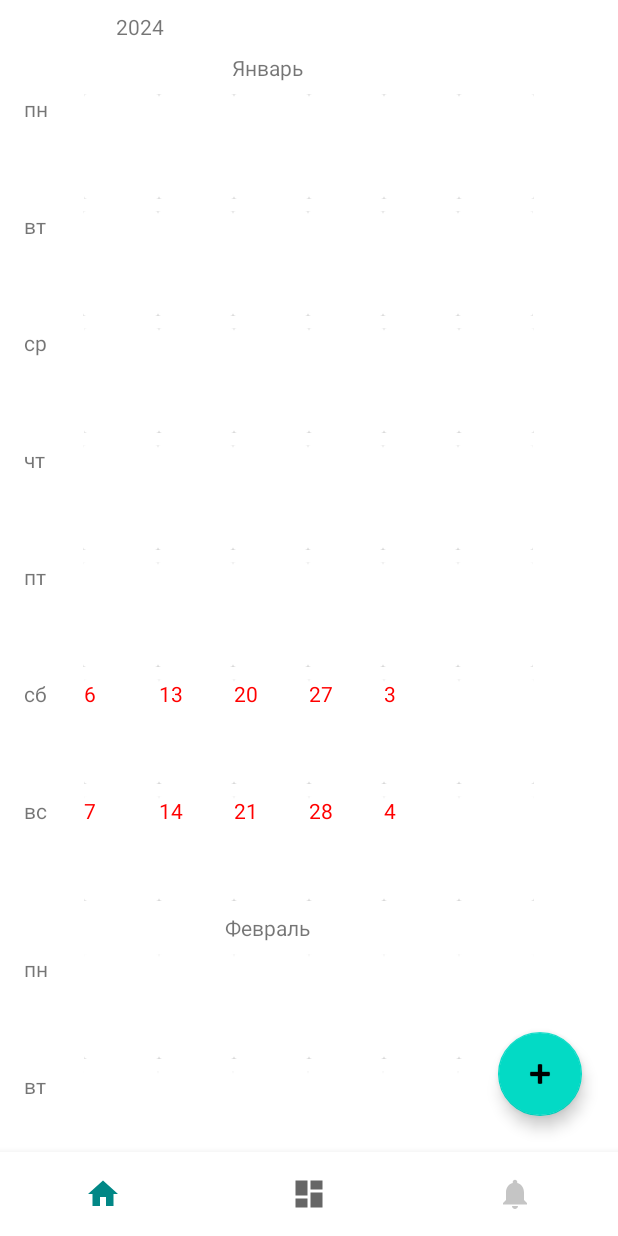
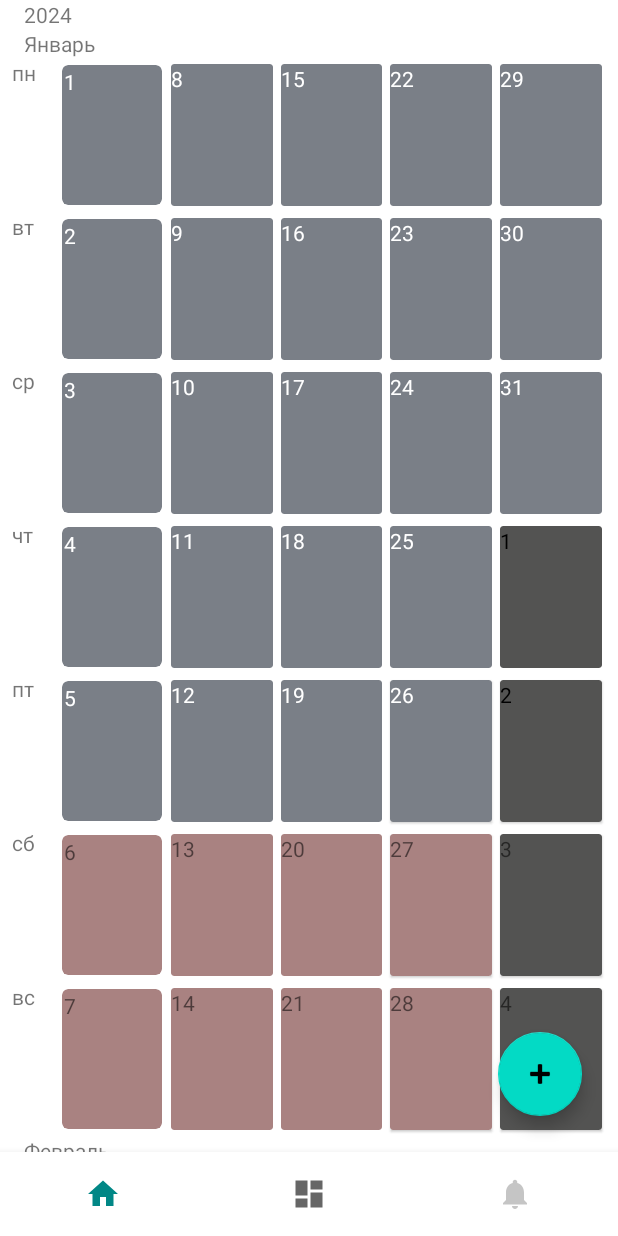
Before and after one commit to AndreyK1105/notePad-android, an Android app: the screen it shows after launch (MainActivity), on a phone screen of 412 x 824 dp. Run offline under Robolectric (Android 15) with nearby library versions, the phone set to English and light mode, and no system bars; our stand-ins replace Room's generated code, navigation-ui.

Commit message:
calendar cardView

```diff
--- a/app/src/main/java/com/example/mynotepad/ui/home/HomeFragment.kt
+++ b/app/src/main/java/com/example/mynotepad/ui/home/HomeFragment.kt
@@ -2,15 +2,17 @@ package com.example.mynotepad.ui.home
 
 import android.content.Context
 import android.graphics.Color
+import android.graphics.Point
 import android.os.Bundle
+import android.util.DisplayMetrics
 import android.util.Log
 import android.view.LayoutInflater
 import android.view.View
 import android.view.ViewGroup
-import android.widget.TableLayout
-import android.widget.TableRow
 import android.widget.TextView
 import androidx.cardview.widget.CardView
+import androidx.constraintlayout.widget.ConstraintLayout
+import androidx.core.content.ContextCompat
 import androidx.fragment.app.Fragment
 import androidx.lifecycle.Observer
 import androidx.navigation.NavController
@@ -24,12 +26,13 @@ import com.example.mynotepad.ui.dashboard.ItemRowCalendar
 import com.google.android.material.floatingactionbutton.FloatingActionButton
 import kotlinx.coroutines.CoroutineScope
 import kotlinx.coroutines.Job
-import kotlinx.coroutines.coroutineScope
+
 import kotlinx.coroutines.launch
 import org.koin.androidx.viewmodel.ext.android.viewModel
 import java.text.SimpleDateFormat
 import java.util.Calendar
 import java.util.Date
+
 
 class HomeFragment : Fragment(), CustomAdapter.RecyclerItemListener {
 
@@ -45,13 +48,30 @@ private val homeViewModel by viewModel<HomeViewModel>()
 
     override fun onCreate(savedInstanceState: Bundle?) {
         super.onCreate(savedInstanceState)
-        homeViewModel.loadCalendars(2024, 2024)
+        homeViewModel.loadCalendars(2024, 2025)
     }
     override  fun onCreateView(
         inflater: LayoutInflater,
         container: ViewGroup?,
         savedInstanceState: Bundle?
     ): View {
+
+
+        val displayMetrics= context?.resources?.displayMetrics
+        val size=Point()
+       val widthBox=size.x/7
+        var heightBox:Int?
+        if (displayMetrics!=null){
+         heightBox= displayMetrics.heightPixels/8}else{
+             heightBox=null
+        }
+        val colorRed=resources.getColor(R.color.red,  null) ///////////////////////////////
+        val color=Color.RED
+
+
+//        Log.v("homeFragm", "colorRed=$colorRed")
+//        Log.v("homeFragm", "color=$color")
+        Log.v("homeFragm", "heightBox=$heightBox")
 //        val homeViewModel =
 //            ViewModelProvider(this).get(HomeViewModel::class.java)
 
@@ -99,7 +119,12 @@ rightNow.set(2023,5,1)
         val monthsNameRu = listOf("Январь", "Февраль", "Март", "Апрель", "Май" ,"Июнь", "Июль", "Август", "Сентябрь","Октябрь","Ноябрь", "Декабрь" )
 
         homeViewModel.rowsCalendarLiveData.observe(viewLifecycleOwner, Observer<List<ItemRowCalendar>> {rowsCalendar=it
-            val customAdapter=CustomAdapter(rowsCalendar, monthsNameRu, homeViewModel, this)
+
+            val customAdapter= context?.let { it1 ->
+                CustomAdapter(rowsCalendar, monthsNameRu, homeViewModel, this, heightBox,
+                    it1
+                )
+            }
             recyclerView.adapter=customAdapter
         })
 
@@ -125,12 +150,36 @@ rightNow.set(2023,5,1)
 }
 class CustomAdapter(
     private val dataSet:List <ItemRowCalendar>,
-    private val monthsNameRu:List<String> ,
+    private val monthsNameRu:List<String>,
     private val homeViewModel: HomeViewModel,
-    private val listener: RecyclerItemListener
+    private val listener: RecyclerItemListener,
+    private val heightBox:Int?,
+    private val context: Context,
+
+
 
     ):
         RecyclerView.Adapter<CustomAdapter.ViewHolder >(){
+    private  val colorBackgr:Int
+    private  val colorBackgrWeekend:Int
+    private  val colorBackgrWeekendIsNotCurrent:Int
+    private  val colorBackgrIsNotCurrent:Int
+    private  val colorTextWeekendIsNotCurent:Int
+    private  val colorTextWeekend:Int
+    private  val colorTextIsCurrent:Int
+    private  val colorTextIsNotCurrent:Int
+            init {
+                colorBackgr=ContextCompat.getColor(context, R.color.gray )
+                colorBackgrIsNotCurrent=ContextCompat.getColor(context, R.color.black50 )
+                colorBackgrWeekend=ContextCompat.getColor(context, R.color.red)
+               // colorBackgrWeekend=ContextCompat.getColor(context, R.color.red)
+                colorBackgrWeekendIsNotCurrent=ContextCompat.getColor(context, R.color.black50 )
+                colorTextWeekendIsNotCurent=ContextCompat.getColor(context, R.color.red )
+                colorTextWeekend=ContextCompat.getColor(context, R.color.red )
+                colorTextIsCurrent=ContextCompat.getColor(context, R.color.white )
+                colorTextIsNotCurrent=ContextCompat.getColor(context, R.color.black )
+
+            }
 
     interface RecyclerItemListener{
         fun onItemClick(idDay: Long, describe:String  )
@@ -152,20 +201,23 @@ class CustomAdapter(
              val textViewMonth: TextView
              val textViewYear: TextView
              val textViewWeek: TextView
-             val days: TableRow
-             val cardViewDay6: CardView
-             val tableLayout: TableLayout
+             //val days: TableRow
+            // val cardViewDay6: CardView
+             val rowDays: ConstraintLayout
              val daysView: List<TextView>
              val describesDayView: List<TextView>
              val cardViewDays: List<CardView>
+             //val widthBox:Int
 
 
              init {
+//                 widthBox=view.width/7
+//                 Log.v("homeFragm", "widthBox=$widthBox")
 
                  textViewMonth = view.findViewById(R.id.month)
                  textViewYear = view.findViewById(R.id.eyar)
                  textViewWeek = view.findViewById(R.id.weekDay)
-                 days = view.findViewById(R.id.days)
+                 //days = view.findViewById(R.id.days)
                  daysView = listOf<TextView>(
                      view.findViewById(R.id.dayItemRow1),
                      view.findViewById(R.id.dayItemRow2),
@@ -174,8 +226,9 @@ class CustomAdapter(
                      view.findViewById(R.id.dayItemRow5),
                      view.findViewById(R.id.dayItemRow6)
                  )
-                 cardViewDay6 = view.findViewById(R.id.cardViewDay6)
-                 tableLayout = view.findViewById(R.id.tableLayout)
+//                 cardViewDay6 = view.findViewById(R.id.cardViewDay6)
+//                 cardViewDay6.layoutParams.width =widthBox
+                 rowDays = view.findViewById(R.id.rowDays)////////////////////
                  describesDayView = listOf(
                      view.findViewById(R.id.describeDay1),
                      view.findViewById(R.id.describeDay2),
@@ -233,7 +286,7 @@ class CustomAdapter(
 
         when (dataSet[position].varTitle) {
             1 -> {
-                holder.tableLayout.visibility=View.VISIBLE
+                holder.rowDays.visibility=View.VISIBLE
 
                 holder.textViewWeek.text=weekDays[dataSet[position].dayOfWeek-1]
                 holder.textViewYear.text=""
@@ -244,20 +297,47 @@ class CustomAdapter(
 //                holder. dayItemRow4.text=dataSet[position].days[3].dayNum.toString()
 //                holder. dayItemRow5.text=dataSet[position].days[4].dayNum.toString()
 //                holder. dayItemRow6.text=dataSet[position].days[5].dayNum.toString()
+                if (dataSet[position].days.size<6){
+                    holder.cardViewDays[5].visibility=View.GONE
+                }else{
+                    holder.cardViewDays[5].visibility=View.VISIBLE
+                }
+               // val heightBox= (holder.cardViewDays.first().width*1.3).roundToInt()
 
                 for (d in 0..dataSet[position].days.size-1){
                     holder.daysView[5].text=""
                     holder.describesDayView[5].text=""
                     holder.daysView[d].text=dataSet[position].days[d].dayNum.toString()
+                    if (heightBox!=null){
+                    holder.cardViewDays[d].layoutParams.height =heightBox}
                    when(dataSet[position].days[d].isWeekend) {
-                       true ->holder.daysView[d].setTextColor(Color.RED)
-                       false->holder.daysView[d].setTextColor(Color.WHITE)
+                       true -> {
+                           when (dataSet[position].days[d].isCurrentMonth) {
+                               true -> holder.cardViewDays[d].setCardBackgroundColor( colorBackgrWeekend    )
 
-                    }
+                               false -> holder.cardViewDays[d].setCardBackgroundColor( colorBackgrWeekendIsNotCurrent)
+                           }
+
+
+                       }
+                       false -> {
+                           when (dataSet[position].days[d].isCurrentMonth) {
+                               true -> {
+                                   holder.daysView[d].setTextColor(colorTextIsCurrent)
+                                   holder.cardViewDays[d].setCardBackgroundColor( colorBackgr)
+                               }
+                               false -> {
+                                   holder.daysView[d].setTextColor(colorTextIsNotCurrent)
+                                   holder.cardViewDays[d].setCardBackgroundColor( colorBackgrIsNotCurrent)
+                               }
+                           }
+                       }
+                   }
                     if (!dataSet[position].days[d].todos.isEmpty()){
                     holder.describesDayView[d].text=dataSet[position].days[d].todos.first().describe}else {
                         holder.describesDayView[d].text=""
                     }
+
                    // if (d==5 && !dataSet[position].days.last().isCurrentMonth) holder.daysView[d].text=""
                     holder.cardViewDays[d].setOnClickListener(){
 
@@ -296,7 +376,7 @@ class CustomAdapter(
                // textViewMonth.setText("dd")
 
             2 -> {
-                holder.tableLayout.visibility=View.GONE
+                holder.rowDays.visibility=View.GONE
 
                 holder.textViewMonth.text = monthsNameRu[dataSet[position].monthOfYear-1]
                 holder.textViewYear.text=""
@@ -314,7 +394,7 @@ class CustomAdapter(
 //                text.text="dynamic"
             }
             3 -> {
-                holder.tableLayout.visibility=View.GONE
+                holder.rowDays.visibility=View.GONE
                 holder.textViewYear.text = dataSet[position].year.toString()
                 holder.textViewMonth.text=""
                 holder.textViewWeek.text=""
--- a/app/src/main/res/layout/fragment_home.xml
+++ b/app/src/main/res/layout/fragment_home.xml
@@ -8,10 +8,11 @@
 
     <androidx.recyclerview.widget.RecyclerView
         android:id="@+id/recyclerView"
-        android:layout_width="wrap_content"
+        android:layout_width="0dp"
         android:layout_height="wrap_content"
         android:orientation="vertical"
         app:layoutManager="androidx.recyclerview.widget.LinearLayoutManager"
+        app:layout_constraintEnd_toEndOf="parent"
         app:layout_constraintStart_toStartOf="parent"
         app:layout_constraintTop_toTopOf="parent"
         tools:listitem="@layout/item_calend_row">
--- a/app/src/main/res/layout/item_calend_row.xml
+++ b/app/src/main/res/layout/item_calend_row.xml
@@ -5,59 +5,67 @@
     android:layout_width="match_parent"
     android:layout_height="wrap_content">
 
+    <androidx.constraintlayout.widget.ConstraintLayout
+        android:id="@+id/constraintLayout"
+        android:layout_width="wrap_content"
+        android:layout_height="match_parent"
+        app:layout_constraintStart_toStartOf="parent"
+        app:layout_constraintTop_toTopOf="parent">
+
         <TextView
-        android:id="@+id/weekDay"
-        android:layout_width="wrap_content"
+            android:id="@+id/eyar"
+            android:layout_width="0dp"
             android:layout_height="wrap_content"
             android:layout_marginStart="16dp"
-        android:layout_marginTop="8dp"
-        android:text="weekDay"
+            android:text="eyar"
             app:layout_constraintStart_toStartOf="parent"
             app:layout_constraintTop_toTopOf="parent" />
 
         <TextView
             android:id="@+id/month"
-        android:layout_width="wrap_content"
+            android:layout_width="0dp"
             android:layout_height="wrap_content"
-        android:layout_marginTop="8dp"
+            android:layout_marginStart="16dp"
             android:text="month"
+            app:layout_constraintStart_toStartOf="parent"
+            app:layout_constraintTop_toTopOf="parent" />
+    </androidx.constraintlayout.widget.ConstraintLayout>
+
+    <androidx.constraintlayout.widget.ConstraintLayout
+        android:id="@+id/rowDays"
+        android:layout_width="0dp"
+        android:layout_height="wrap_content"
+        android:layout_marginStart="8dp"
+        android:layout_marginEnd="8dp"
         app:layout_constraintEnd_toEndOf="parent"
+        app:layout_constraintStart_toStartOf="parent"
+        app:layout_constraintTop_toTopOf="parent">
+
+        <TextView
+            android:id="@+id/weekDay"
+            android:layout_width="30dp"
+            android:layout_height="wrap_content"
+            android:text="weekDay"
+            app:layout_constraintEnd_toStartOf="@+id/cardViewDay1"
             app:layout_constraintStart_toStartOf="parent"
             app:layout_constraintTop_toTopOf="parent" />
 
-    <TextView
-        android:id="@+id/eyar"
-        android:layout_width="wrap_content"
-        android:layout_height="wrap_content"
-        android:layout_marginTop="8dp"
-        android:text="eyar"
-        app:layout_constraintEnd_toEndOf="@+id/tableLayout"
-        app:layout_constraintStart_toStartOf="parent"
-        app:layout_constraintTop_toTopOf="parent" />
-
-    <TableLayout
-        android:id="@+id/tableLayout"
-        android:layout_width="wrap_content"
-        android:layout_height="wrap_content"
-        android:layout_marginStart="24dp"
-        android:layout_marginTop="8dp"
-        app:layout_constraintEnd_toEndOf="parent"
+        <androidx.cardview.widget.CardView
+            android:id="@+id/cardViewDay1"
+            android:layout_width="0dp"
+            android:layout_height="@dimen/highDay"
+            app:cardCornerRadius="4dp"
+            app:cardElevation="0dp"
+            app:cardPreventCornerOverlap="true"
+            app:cardUseCompatPadding="true"
+            app:contentPadding="1dp"
+            app:layout_constraintEnd_toStartOf="@+id/cardViewDay2"
             app:layout_constraintStart_toEndOf="@+id/weekDay"
             app:layout_constraintTop_toTopOf="parent">
 
-        <TableRow
-            android:id="@+id/days"
-            android:layout_width="match_parent"
-            android:layout_height="match_parent">
-
-            <androidx.cardview.widget.CardView
-                android:id="@+id/cardViewDay1"
-                android:layout_width="@dimen/widthDay"
-                android:layout_height="@dimen/highDay">
-
             <androidx.constraintlayout.widget.ConstraintLayout
-                    android:layout_width="match_parent"
-                    android:layout_height="match_parent">
+                android:layout_width="wrap_content"
+                android:layout_height="wrap_content">
 
                 <TextView
                     android:id="@+id/dayItemRow1"
@@ -80,12 +88,17 @@
 
         <androidx.cardview.widget.CardView
             android:id="@+id/cardViewDay2"
-                android:layout_width="@dimen/widthDay"
-                android:layout_height="@dimen/highDay">
+            android:layout_width="0dp"
+            android:layout_height="@dimen/highDay"
+            app:cardElevation="0dp"
+            app:cardUseCompatPadding="true"
+            app:layout_constraintEnd_toStartOf="@+id/cardViewDay3"
+            app:layout_constraintStart_toEndOf="@+id/cardViewDay1"
+            app:layout_constraintTop_toTopOf="parent">
 
             <androidx.constraintlayout.widget.ConstraintLayout
-                    android:layout_width="match_parent"
-                    android:layout_height="match_parent">
+                android:layout_width="wrap_content"
+                android:layout_height="wrap_content">
 
                 <TextView
                     android:id="@+id/dayItemRow2"
@@ -108,12 +121,17 @@
 
         <androidx.cardview.widget.CardView
             android:id="@+id/cardViewDay3"
-                android:layout_width="@dimen/widthDay"
-                android:layout_height="@dimen/highDay">
+            android:layout_width="0dp"
+            android:layout_height="@dimen/highDay"
+            app:cardElevation="0dp"
+            app:cardUseCompatPadding="true"
+            app:layout_constraintEnd_toStartOf="@+id/cardViewDay4"
+            app:layout_constraintStart_toEndOf="@+id/cardViewDay2"
+            app:layout_constraintTop_toTopOf="parent">
 
             <androidx.constraintlayout.widget.ConstraintLayout
-                    android:layout_width="match_parent"
-                    android:layout_height="match_parent">
+                android:layout_width="wrap_content"
+                android:layout_height="wrap_content">
 
                 <TextView
                     android:id="@+id/dayItemRow3"
@@ -128,6 +146,7 @@
                     android:layout_width="wrap_content"
                     android:layout_height="wrap_content"
                     android:textSize="10sp"
+                    app:layout_constraintStart_toStartOf="parent"
                     app:layout_constraintTop_toBottomOf="@+id/dayItemRow3" />
             </androidx.constraintlayout.widget.ConstraintLayout>
 
@@ -135,12 +154,17 @@
 
         <androidx.cardview.widget.CardView
             android:id="@+id/cardViewDay4"
-                android:layout_width="@dimen/widthDay"
-                android:layout_height="@dimen/highDay">
+            android:layout_width="0dp"
+            android:layout_height="@dimen/highDay"
+            app:cardElevation="1dp"
+            app:cardUseCompatPadding="true"
+            app:layout_constraintEnd_toStartOf="@+id/cardViewDay5"
+            app:layout_constraintStart_toEndOf="@+id/cardViewDay3"
+            app:layout_constraintTop_toTopOf="parent">
 
             <androidx.constraintlayout.widget.ConstraintLayout
-                    android:layout_width="match_parent"
-                    android:layout_height="match_parent">
+                android:layout_width="wrap_content"
+                android:layout_height="wrap_content">
 
                 <TextView
                     android:id="@+id/dayItemRow4"
@@ -155,6 +179,7 @@
                     android:layout_width="wrap_content"
                     android:layout_height="wrap_content"
                     android:textSize="10sp"
+                    app:layout_constraintStart_toStartOf="parent"
                     app:layout_constraintTop_toBottomOf="@+id/dayItemRow4" />
             </androidx.constraintlayout.widget.ConstraintLayout>
 
@@ -162,12 +187,17 @@
 
         <androidx.cardview.widget.CardView
             android:id="@+id/cardViewDay5"
-                android:layout_width="@dimen/widthDay"
-                android:layout_height="@dimen/highDay">
+            android:layout_width="0dp"
+            android:layout_height="@dimen/highDay"
+            app:cardElevation="1dp"
+            app:cardUseCompatPadding="true"
+            app:layout_constraintEnd_toStartOf="@+id/cardViewDay6"
+            app:layout_constraintStart_toEndOf="@+id/cardViewDay4"
+            app:layout_constraintTop_toTopOf="parent">
 
             <androidx.constraintlayout.widget.ConstraintLayout
-                    android:layout_width="match_parent"
-                    android:layout_height="match_parent">
+                android:layout_width="wrap_content"
+                android:layout_height="wrap_content">
 
                 <TextView
                     android:id="@+id/dayItemRow5"
@@ -182,6 +212,7 @@
                     android:layout_width="wrap_content"
                     android:layout_height="wrap_content"
                     android:textSize="10sp"
+                    app:layout_constraintStart_toStartOf="parent"
                     app:layout_constraintTop_toBottomOf="@+id/dayItemRow5" />
             </androidx.constraintlayout.widget.ConstraintLayout>
 
@@ -189,17 +220,23 @@
 
         <androidx.cardview.widget.CardView
             android:id="@+id/cardViewDay6"
-                android:layout_width="@dimen/widthDay"
-                android:layout_height="@dimen/highDay">
+            android:layout_width="0dp"
+            android:layout_height="@dimen/highDay"
+            app:cardElevation="1dp"
+            app:cardUseCompatPadding="true"
+            app:layout_constraintEnd_toEndOf="parent"
+            app:layout_constraintStart_toEndOf="@+id/cardViewDay5"
+            app:layout_constraintTop_toTopOf="parent">
 
             <androidx.constraintlayout.widget.ConstraintLayout
-                    android:layout_width="match_parent"
-                    android:layout_height="match_parent">
+                android:layout_width="wrap_content"
+                android:layout_height="wrap_content">
 
                 <TextView
                     android:id="@+id/dayItemRow6"
                     android:layout_width="wrap_content"
-                        android:layout_height="match_parent"
+                    android:layout_height="wrap_content"
+                    android:text="6"
                     app:layout_constraintStart_toStartOf="parent"
                     app:layout_constraintTop_toTopOf="parent" />
 
@@ -207,14 +244,14 @@
                     android:id="@+id/describeDay6"
                     android:layout_width="wrap_content"
                     android:layout_height="wrap_content"
+                    android:layout_marginTop="18dp"
                     android:textSize="10sp"
+
                     app:layout_constraintStart_toStartOf="parent"
                     app:layout_constraintTop_toTopOf="parent" />
             </androidx.constraintlayout.widget.ConstraintLayout>
 
         </androidx.cardview.widget.CardView>
-
-        </TableRow>
-    </TableLayout>
+    </androidx.constraintlayout.widget.ConstraintLayout>
 
 </androidx.constraintlayout.widget.ConstraintLayout>
--- a/app/src/main/res/values/colors.xml
+++ b/app/src/main/res/values/colors.xml
@@ -7,4 +7,9 @@
     <color name="teal_700">#FF018786</color>
     <color name="black">#FF000000</color>
     <color name="white">#FFFFFFFF</color>
+    <color name="white50">#8F8E8E</color>
+    <color name="red">#A98281</color>
+    <color name="red50">#ADEDCECE</color>
+    <color name="gray">#7A7F87</color>
+    <color name="black50">#535352</color>
 </resources>
--- a/build.gradle.kts
+++ b/build.gradle.kts
@@ -1,9 +1,9 @@
 // Top-level build file where you can add configuration options common to all sub-projects/modules.
 plugins {
-    id("com.android.application") version "8.1.1" apply false
+    id("com.android.application") version "8.2.2" apply false
     id("org.jetbrains.kotlin.android") version "1.8.0" apply false
     id("org.jetbrains.kotlin.jvm") version "1.8.0" apply false
-    id("com.android.library") version "8.1.1" apply false
+    id("com.android.library") version "8.2.2" apply false
     id("androidx.navigation.safeargs.kotlin") version "2.7.5" apply false
 }
 //buildscript {
```
Also changed, not shown: gradle/wrapper/gradle-wrapper.properties. Lines whose indentation alone changed are shown as unchanged.
